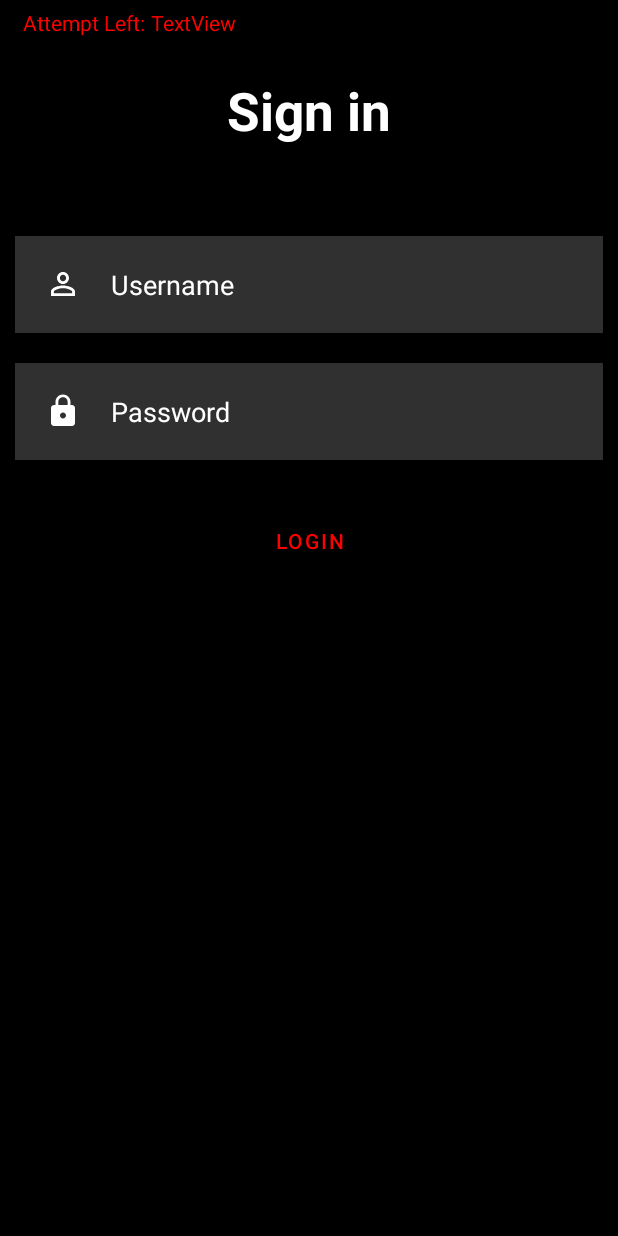
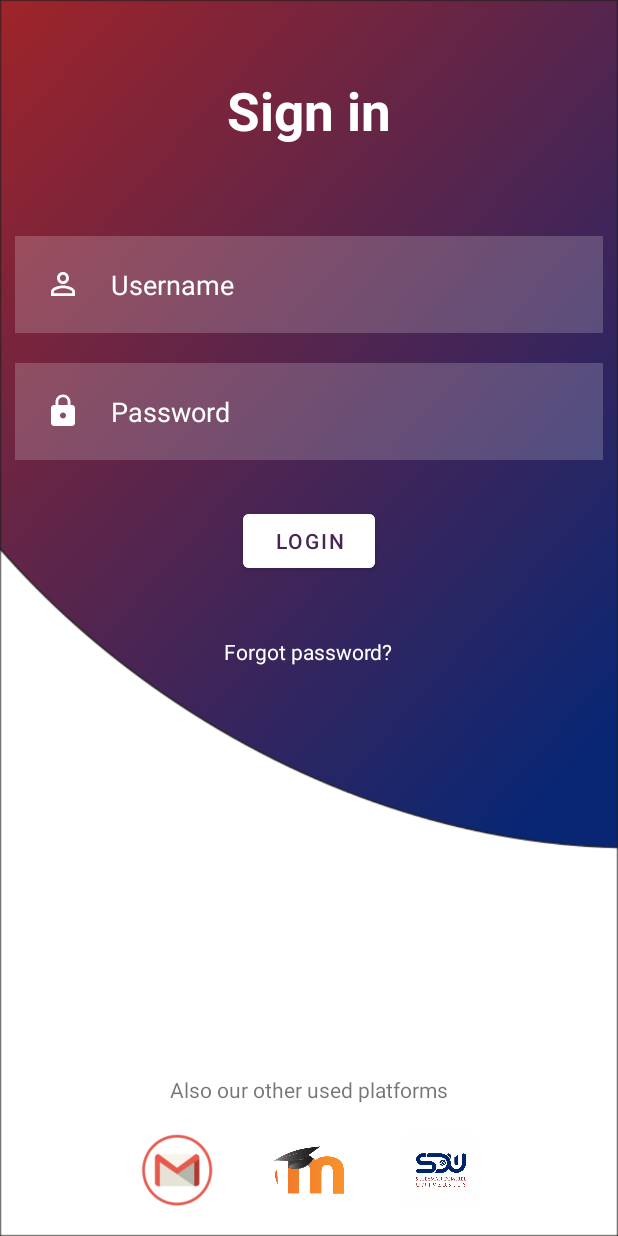
Before and after one commit to HIImaTsu/Centrists, an Android app: the screen it shows after launch (LoginActivity), on a phone screen of 412 x 824 dp. Run offline under Robolectric (Android 15) with nearby library versions, the phone set to English and light mode, and no system bars.

Commit message:
remode unnecessary details

```diff
--- a/app/src/main/java/com/example/carbon_app/LoginActivity.kt
+++ b/app/src/main/java/com/example/carbon_app/LoginActivity.kt
@@ -1,26 +1,15 @@
 package com.example.carbon_app
 
-import android.content.Intent
-import androidx.appcompat.app.AppCompatActivity
 import android.os.Bundle
 import android.widget.Button
+import android.widget.RelativeLayout
 import android.widget.TextView
-import android.widget.Toast
-import androidx.fragment.app.Fragment
-import androidx.navigation.NavController
-import androidx.navigation.Navigation
-import androidx.navigation.ui.NavigationUI.setupWithNavController
-import androidx.navigation.ui.setupActionBarWithNavController
-import com.example.carbon_app.databinding.FragmentLoginBinding
-import com.example.carbon_app.databinding.LoginBinding
-import kotlinx.android.synthetic.main.fragment_shablon.*
+import androidx.appcompat.app.AppCompatActivity
 
 
 class LoginActivity : AppCompatActivity() {
 
     private val shablonFragment = ShablonFragment()
-    private lateinit var binding: LoginBinding
-    private lateinit var navController: NavController
     override fun onCreate(savedInstanceState: Bundle?) {
         super.onCreate(savedInstanceState)
         setContentView(R.layout.login)
@@ -37,6 +26,25 @@
         val password : TextView = findViewById(R.id.password)
         setNewFragment()
 
+
+    }
+        private fun setNewFragment() {
+
+        val manager = supportFragmentManager.beginTransaction()
+            val relativeLayout : RelativeLayout = findViewById(R.id.rev_layout)
+            relativeLayout.removeAllViews()
+        manager.add(R.id.rev_layout, shablonFragment)
+            manager.addToBackStack(null)
+        manager.commit()
+    }
+
+
+}
+
+
+
+
+
 //        if(username.text.toString() == "admin" && password.text.toString() == "admin"){
 //            setNewFragment()
 //            // onClick event handler
@@ -44,19 +52,6 @@
 ////            startActivity(intent)
 //11
 //        }else
-//            Toast.makeText(this,"LOGIN FAILED!!!", Toast.LENGTH_SHORT).show()
-    }
-        private fun setNewFragment() {
-
-        val manager = supportFragmentManager.beginTransaction()
-        manager.replace(R.id.rev_layout, ShablonFragment())
-        manager.commit()
-    }
-
-
-}
+//
 //        binding = LoginBinding.inflate(layoutInflater)
 //        setContentView(binding.root)
-
-//        navController = Navigation.findNavController(this , R.id.frame_layout)
-//        setupWithNavController(binding.shablonFragment.bottomNavigationView , navController)
--- a/app/src/main/java/com/example/carbon_app/MainFragment.kt
+++ b/app/src/main/java/com/example/carbon_app/MainFragment.kt
@@ -1,11 +1,11 @@
 package com.example.carbon_app
 
 import android.os.Bundle
-import android.view.*
+import android.view.LayoutInflater
+import android.view.View
+import android.view.ViewGroup
 import androidx.fragment.app.Fragment
-import androidx.navigation.findNavController
 import com.example.carbon_app.databinding.FragmentMainBinding
-import com.google.android.material.tabs.TabLayout
 
 
 class MainFragment : Fragment() {
--- a/app/src/main/java/com/example/carbon_app/ShablonFragment.kt
+++ b/app/src/main/java/com/example/carbon_app/ShablonFragment.kt
@@ -1,11 +1,10 @@
 package com.example.carbon_app
 
 import android.os.Bundle
-import androidx.fragment.app.Fragment
 import android.view.LayoutInflater
 import android.view.View
 import android.view.ViewGroup
-import com.example.carbon_app.databinding.FragmentMainBinding
+import androidx.fragment.app.Fragment
 import com.example.carbon_app.databinding.FragmentShablonBinding
 
 
@@ -14,6 +13,7 @@
     private val mainFragment = MainFragment()
     private val secondFragment = SecondFragment()
     private val thirdFragment = ThirdFragment()
+
 
 
     override fun onCreateView(
@@ -42,7 +42,6 @@
         if(fragment !=null){
             val manager = childFragmentManager.beginTransaction()
             manager.replace(R.id.frame_layout, fragment)
-            manager.addToBackStack(null)
             manager.commit()
         }
 
--- a/app/src/main/java/com/example/carbon_app/ThirdFragment.kt
+++ b/app/src/main/java/com/example/carbon_app/ThirdFragment.kt
@@ -5,10 +5,6 @@
 import android.view.LayoutInflater
 import android.view.View
 import android.view.ViewGroup
-
-
-class ThirdFragment : Fragment() {
-
 
 
 class ThirdFragment : Fragment() {
@@ -23,5 +19,3 @@
     }
 
 }
-
-}
--- a/app/src/main/java/com/example/carbon_app/VPAdapter.kt
+++ b/app/src/main/java/com/example/carbon_app/VPAdapter.kt
@@ -1,6 +1,5 @@
 package com.example.carbon_app
 
-import android.icu.text.CaseMap.Title
 import androidx.fragment.app.Fragment
 import androidx.fragment.app.FragmentManager
 import androidx.fragment.app.FragmentPagerAdapter
--- a/app/src/main/res/layout/login.xml
+++ b/app/src/main/res/layout/login.xml
@@ -1,11 +1,13 @@
 <?xml version="1.0" encoding="utf-8"?>
+
+
 <RelativeLayout xmlns:android="http://schemas.android.com/apk/res/android"
     xmlns:app="http://schemas.android.com/apk/res-auto"
     xmlns:tools="http://schemas.android.com/tools"
     android:id="@+id/rev_layout"
     android:layout_width="match_parent"
     android:layout_height="match_parent"
-    android:background="@color/black"
+    android:background="@drawable/l1"
     tools:context=".LoginActivity">
 
     <TextView
@@ -48,7 +50,8 @@
         android:hint="Password"
         android:padding="20dp"
         android:textColor="@color/white"
-        android:textColorHint="@color/white" />
+        android:textColorHint="@color/white"
+        android:inputType="textPassword"/>
 
     <com.google.android.material.button.MaterialButton
         android:id="@+id/loginbtn"
@@ -60,9 +63,10 @@
         android:layout_marginTop="20dp"
         android:layout_marginEnd="20dp"
         android:layout_marginBottom="20dp"
-        android:backgroundTint="@color/design_default_color_on_secondary"
+        android:backgroundTint="@color/white"
         android:text="LOGIN"
-        android:textColor="#FF0000" />
+        android:textColor="#482555"
+        />
 
     <TextView
         android:id="@+id/forgotpass"
@@ -71,24 +75,58 @@
         android:layout_below="@+id/loginbtn"
         android:layout_centerHorizontal="true"
         android:layout_margin="20dp"
-/>
+        android:text="Forgot password?"
+        android:textColor="@color/white"
+        />
 
     <TextView
-        android:id="@+id/attempt_left"
-        android:layout_width="97dp"
-        android:layout_height="42dp"
-        android:layout_marginLeft="10dp"
-        android:padding="5dp"
-        android:text="Attempt Left:"
-        android:textColor="#FF0000" />
-
-    <TextView
-        android:id="@+id/textView2"
         android:layout_width="wrap_content"
         android:layout_height="wrap_content"
-        android:layout_marginLeft="95dp"
-        android:padding="5dp"
-        android:text="TextView"
-        android:textColor="#FF0000" />
+        android:id="@+id/others"
+        android:layout_above="@id/socialicons"
+        android:text="Also our other used platforms"
+        android:layout_centerHorizontal="true"
+
+        />
+
+
+
+
+    <LinearLayout
+        android:layout_width="match_parent"
+        android:layout_height="wrap_content"
+        android:id="@+id/socialicons"
+        android:layout_alignParentBottom="true"
+        android:gravity="center">
+
+
+        <ImageView
+            android:layout_width="48dp"
+            android:layout_height="48dp"
+            android:layout_margin="20dp"
+            android:src="@drawable/gmail" />
+
+
+        <ImageView
+            android:layout_width="48dp"
+            android:layout_height="48dp"
+            android:layout_margin="20dp"
+            android:src="@drawable/moodle"
+            />
+
+        <ImageView
+            android:layout_width="48dp"
+            android:layout_height="48dp"
+            android:layout_margin="20dp"
+            android:src="@drawable/sdu_logo"
+            />
+    </LinearLayout>
+
+
+
+
+
+
+
 
 </RelativeLayout>
--- a/app/src/main/res/navigation/navigation.xml
+++ b/app/src/main/res/navigation/navigation.xml
@@ -12,6 +12,9 @@
         <action
             android:id="@+id/action_loginFragment_to_shablonFragment"
             app:destination="@id/shablonFragment" />
+        <action
+            android:id="@+id/action_loginFragment_to_shablonFragment2"
+            app:destination="@id/shablonFragment" />
     </fragment>
     <fragment
         android:id="@+id/shablonFragment"
```
Also changed, not shown: app/src/main/AndroidManifest.xml (+15 -6 lines), app/src/main/java/com/example/carbon_app/LoginFragment.kt (+1 -7 lines), app/src/main/java/com/example/carbon_app/LoginFragmentTest.kt (added, +33 -0 lines), app/src/main/java/com/example/carbon_app/MainActivity.kt (+1 -19 lines), app/src/main/java/com/example/carbon_app/SwitchActivity.kt (added, +17 -0 lines), app/src/main/res/layout/activity_switch.xml (added, +20 -0 lines), app/src/main/res/layout/fragment_login.xml (+7 -1 lines), app/src/main/res/layout/fragment_test.xml (added, +54 -0 lines).
